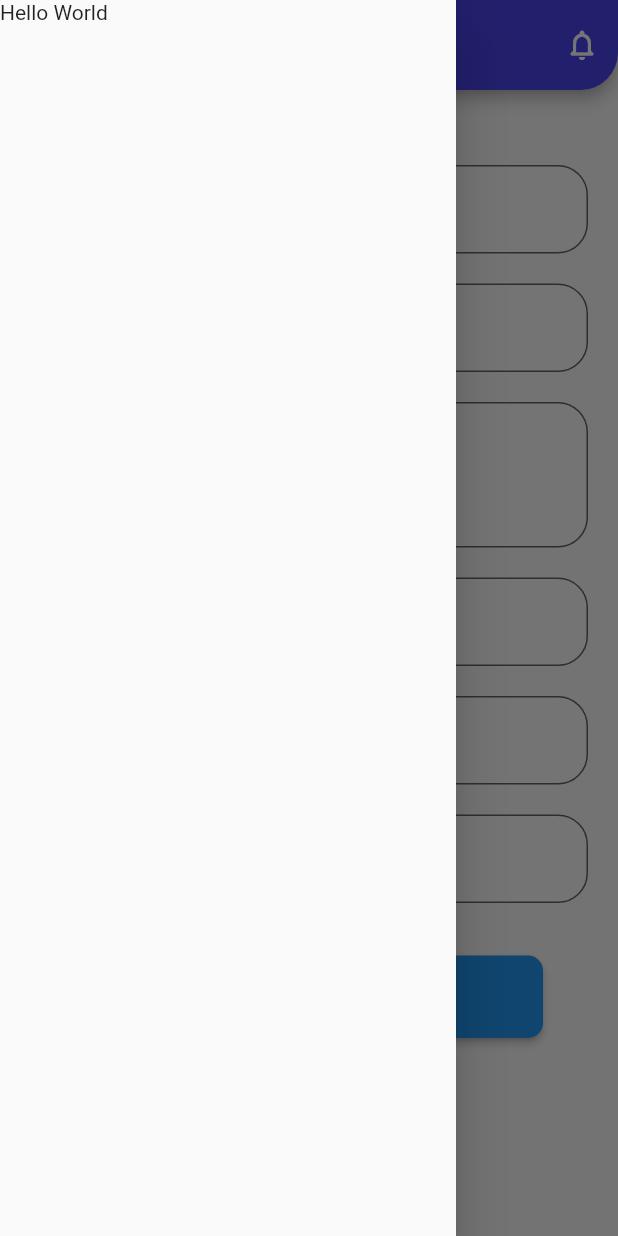
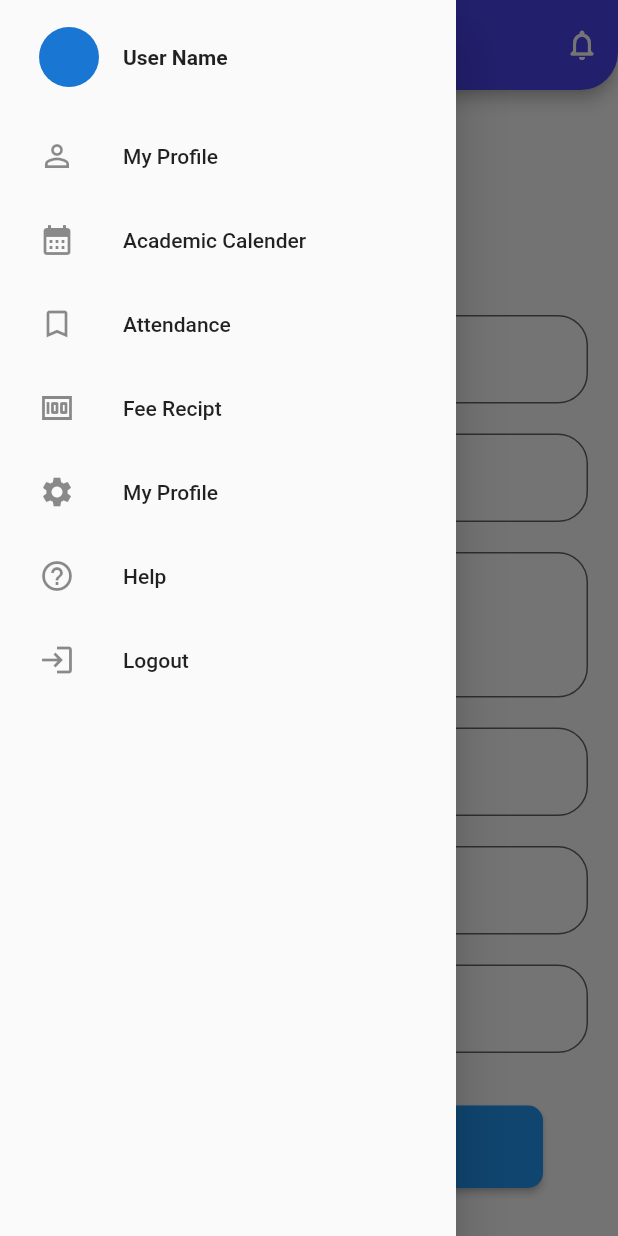
Before and after one commit to rjrishika/campus_assist, a Flutter app: the screen it shows after launch, with the side drawer open, on a phone screen of 412 x 824 dp. Run offline on Flutter 3.47's test engine with Material 2 defaults, Android fonts, the phone set to English and light mode, and no system bars; our stand-ins replace carousel_pro, cloud_firestore, firebase_auth, firebase_core, font_awesome_flutter, quickalert; accounts and stored records are empty.

Commit message:
club_registration UI complete resuseable widget for hamburger created and added.

```diff
--- a/lib/reusable_widget/reusable_widget.dart
+++ b/lib/reusable_widget/reusable_widget.dart
@@ -130,3 +130,72 @@ Container loginSignupButton(
     )
   );
 }
+
+Drawer appDrawer(){
+  return Drawer(
+    child: SafeArea(
+      child: Padding(
+        padding: const EdgeInsets.all(10),
+        child: Column(
+          crossAxisAlignment: CrossAxisAlignment.start,
+          children: const [
+            ListTile(
+              leading: CircleAvatar(
+                minRadius: 10,
+                maxRadius: 20,
+              ),
+              title: Text(
+                'User Name',
+                style: TextStyle(fontWeight: FontWeight.bold),
+              ),
+            ),
+            SizedBox(
+              height: 10,
+            ),
+            ListTile(
+              leading: Icon(Icons.person_outline),
+              title: Text('My Profile'),
+            ),
+
+            //Academic Calender
+            ListTile(
+              leading: Icon(Icons.calendar_month_sharp),
+              title: Text('Academic Calender'),
+            ),
+
+            //Attendance
+
+            ListTile(
+              leading: Icon(Icons.bookmark_border),
+              title: Text('Attendance'),
+            ),
+
+            //Fee Recipt
+            ListTile(
+              leading: Icon(Icons.money_outlined),
+              title: Text('Fee Recipt'),
+            ),
+
+            //My Profile
+            ListTile(
+              leading: Icon(Icons.settings),
+              title: Text('My Profile'),
+            ),
+
+            //Help
+            ListTile(
+              leading: Icon(Icons.help_outline),
+              title: Text('Help'),
+            ),
+
+            //Logout
+            ListTile(
+              leading: Icon(Icons.login_outlined),
+              title: Text('Logout'),
+            ),
+          ],
+        ),
+      ),
+    ),
+  );
+}
--- a/lib/screen/Dashboard.dart
+++ b/lib/screen/Dashboard.dart
@@ -3,6 +3,8 @@ import 'package:flutter/material.dart';
 import 'package:untitled1/screen/Clubs.dart';
 import 'package:untitled1/screen/Login.dart';
 import 'package:untitled1/screen/Sidebar.dart';
+
+import '../reusable_widget/reusable_widget.dart';
 
 class Dashboard extends StatefulWidget {
   const Dashboard({Key? key}) : super(key: key);
@@ -33,72 +35,7 @@ class DashboardState extends State<Dashboard> {
                 ),
               ),
             ),
-            drawer: Drawer(
-              child: SafeArea(
-                child: Padding(
-                  padding: const EdgeInsets.all(10),
-                  child: Column(
-                    crossAxisAlignment: CrossAxisAlignment.start,
-                    children: const [
-                      ListTile(
-                        leading: CircleAvatar(
-                          minRadius: 10,
-                          maxRadius: 20,
-                        ),
-                        title: Text(
-                          'User Name',
-                          style: TextStyle(fontWeight: FontWeight.bold),
-                        ),
-                      ),
-                      SizedBox(
-                        height: 10,
-                      ),
-                      ListTile(
-                        leading: Icon(Icons.person_outline),
-                        title: Text('My Profile'),
-                      ),
-
-                      //Academic Calender
-                      ListTile(
-                        leading: Icon(Icons.calendar_month_sharp),
-                        title: Text('Academic Calender'),
-                      ),
-
-                      //Attendance
-
-                      ListTile(
-                        leading: Icon(Icons.bookmark_border),
-                        title: Text('Attendance'),
-                      ),
-
-                      //Fee Recipt
-                      ListTile(
-                        leading: Icon(Icons.money_outlined),
-                        title: Text('Fee Recipt'),
-                      ),
-
-                      //My Profile
-                      ListTile(
-                        leading: Icon(Icons.settings),
-                        title: Text('My Profile'),
-                      ),
-
-                      //Help
-                      ListTile(
-                        leading: Icon(Icons.help_outline),
-                        title: Text('Help'),
-                      ),
-
-                      //Logout
-                      ListTile(
-                        leading: Icon(Icons.login_outlined),
-                        title: Text('Logout'),
-                      ),
-                    ],
-                  ),
-                ),
-              ),
-            ),
+            drawer: appDrawer(),
             body: SingleChildScrollView(
               child: Column(children: [
                 Padding(
--- a/lib/screen/club_registration.dart
+++ b/lib/screen/club_registration.dart
@@ -36,16 +36,25 @@ class _ClubRegistrationState extends State<ClubRegistration> {
             ),
           ),
         ),
-        drawer: const Drawer(
-          child: Text('Hello World'),
-        ),
+        drawer: appDrawer(),
         body: SingleChildScrollView(
           child: Container(
             padding: const EdgeInsets.fromLTRB(20,0,20,0),
               //padding: const EdgeInsets.symmetric(vertical: 20,horizontal: 20),
               child: Column(
                 children: [
-                  const SizedBox(height: 50,width: 50,),
+                  const SizedBox(height: 30, width: 20,),
+                   Material(
+                     color: Colors.grey,
+                    borderRadius: BorderRadius.circular(50),
+                     child: Container(
+                       height: 100,
+                       width: 100,
+                       child: Image.asset("assets/images/imgUpload.png",
+                       ),
+                     ),
+                  ),
+                  const SizedBox(height: 20,width: 20,),
                   reusableTextField("Enter Club Name", Icons.abc, false, clubName),
                   const SizedBox(height: 20,width: 20,),
                   reusableTextField("Club Category", Icons.account_tree_outlined, false, clubCategory),
```
Also changed, not shown: assets/images/imgUpload.png (added).
